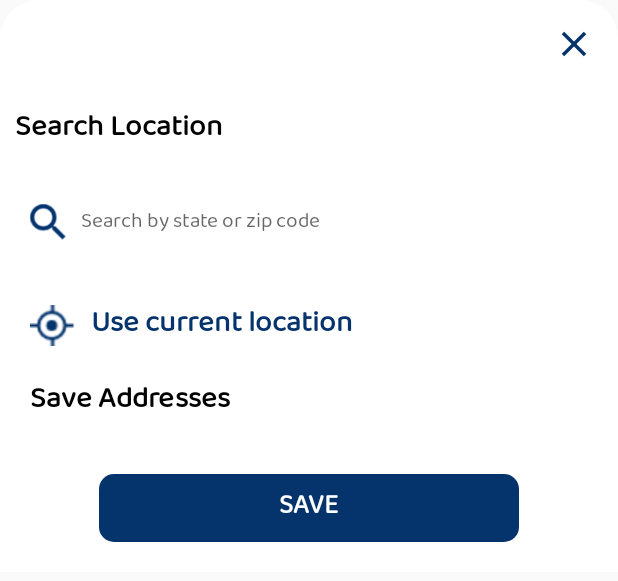
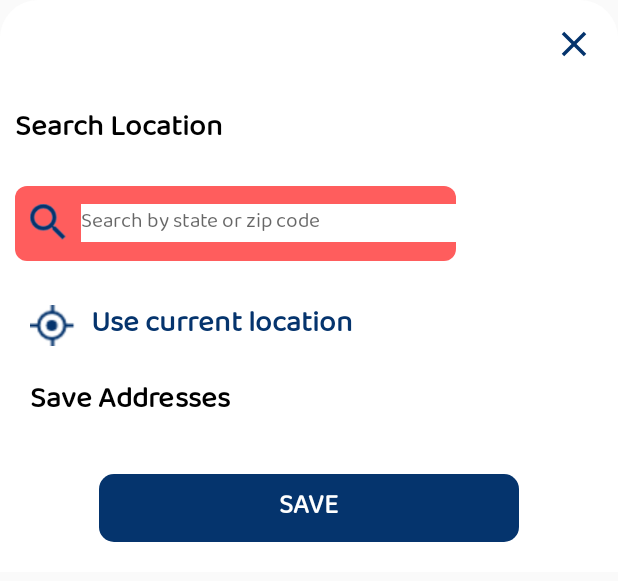
Before and after one commit to technorizenshesh/Twe-TutorSide, an Android app: the layout fragment_bottom_sheet.xml on its own in the app's theme, with its tools: preview values and no code run, on a phone screen of 412 x 824 dp. Shown: the top 581 px of the screen. Run offline under Robolectric (Android 15) with nearby library versions, the phone set to English and light mode, and no system bars; Roboto replaces fonts that are not available here.

Commit message:
28 june Harshit by Coomitn

```diff
--- a/app/build.gradle
+++ b/app/build.gradle
@@ -129,5 +129,9 @@ dependencies {
 
     //brouser remove otp
     implementation "androidx.browser:browser:1.3.0"
+
+    implementation 'com.google.android.libraries.places:places:2.4.0'
+
+
 }
 apply plugin: 'com.google.gms.google-services'
--- a/app/src/main/AndroidManifest.xml
+++ b/app/src/main/AndroidManifest.xml
@@ -37,6 +37,7 @@
         <meta-data
             android:name="com.google.android.geo.API_KEY"
             android:value="@string/google_maps_key" />
+
         <meta-data
             android:name="com.facebook.sdk.ApplicationId"
             android:value="@string/facebook_app_id" />
--- a/app/src/main/java/com/tech/twe_tutorside/activity/Activity_LoginOption.java
+++ b/app/src/main/java/com/tech/twe_tutorside/activity/Activity_LoginOption.java
@@ -97,7 +97,7 @@ public class Activity_LoginOption extends AppCompatActivity implements GoogleApi
         RR_google= findViewById(R.id.RR_google);
         progressBar= findViewById(R.id.progressBar);
         RR_loign_faceBook= findViewById(R.id.RR_loign_faceBook);
-        sessionManager = new SessionManager(Activity_LoginOption.this);
+        sessionManageFr = new SessionManager(Activity_LoginOption.this);
 
 
         try {
--- a/app/src/main/java/com/tech/twe_tutorside/activity/HomeActvity.java
+++ b/app/src/main/java/com/tech/twe_tutorside/activity/HomeActvity.java
@@ -1,14 +1,10 @@
 package com.tech.twe_tutorside.activity;
 
-import android.content.Intent;
 import android.content.pm.ActivityInfo;
 import android.os.Build;
 import android.os.Bundle;
 import android.os.Handler;
 import android.view.MenuItem;
-import android.view.View;
-import android.view.Window;
-import android.view.WindowManager;
 import android.widget.Toast;
 
 import androidx.annotation.NonNull;
@@ -17,7 +13,6 @@ import androidx.fragment.app.Fragment;
 import androidx.fragment.app.FragmentManager;
 
 import com.google.android.material.bottomnavigation.BottomNavigationView;
-import com.tech.twe_tutorside.Preference;
 import com.tech.twe_tutorside.R;
 import com.tech.twe_tutorside.fragments.HomeFragment;
 import com.tech.twe_tutorside.fragments.MessageFragment;
--- a/app/src/main/java/com/tech/twe_tutorside/activity/LoginActivity.java
+++ b/app/src/main/java/com/tech/twe_tutorside/activity/LoginActivity.java
@@ -48,6 +48,7 @@ import com.google.firebase.auth.FirebaseAuth;
 import com.google.firebase.auth.FirebaseUser;
 import com.google.firebase.messaging.FirebaseMessaging;
 import com.tech.twe_tutorside.GPSTracker;
+import com.tech.twe_tutorside.NewMap.GoogleMapNewActivity;
 import com.tech.twe_tutorside.Preference;
 import com.tech.twe_tutorside.R;
 import com.tech.twe_tutorside.utils.RetrofitClients;
@@ -339,7 +340,7 @@ public class LoginActivity extends AppCompatActivity implements GoogleApiClient.
 
     public void loginInit(View view) {
            validation();
-     //  startActivity(new Intent(LoginActivity.this, HomeActvity.class));
+      //startActivity(new Intent(LoginActivity.this, GoogleMapNewActivity.class));
     }
 
     public void signupInit(View view) {
@@ -484,7 +485,7 @@ public class LoginActivity extends AppCompatActivity implements GoogleApiClient.
                         Preference.save(LoginActivity.this, Preference.KEY_USER_ID,UserId);
                         Preference.save(LoginActivity.this, Preference.KEY_username,username);
 
-                        Toast.makeText(LoginActivity.this, message, Toast.LENGTH_SHORT).show();
+                        //Toast.makeText(LoginActivity.this, message, Toast.LENGTH_SHORT).show();
 
                         if(check_status.equalsIgnoreCase("1"))
                         {
@@ -497,6 +498,7 @@ public class LoginActivity extends AppCompatActivity implements GoogleApiClient.
                         }
 
                     } else {
+
                         Toast.makeText(LoginActivity.this, result, Toast.LENGTH_SHORT).show();
 
                     }
--- a/app/src/main/java/com/tech/twe_tutorside/fragments/BottomSheetFragment.java
+++ b/app/src/main/java/com/tech/twe_tutorside/fragments/BottomSheetFragment.java
@@ -15,6 +15,7 @@ import androidx.recyclerview.widget.RecyclerView;
 
 import com.google.android.material.bottomsheet.BottomSheetDialogFragment;
 import com.tech.twe_tutorside.GPSTracker;
+import com.tech.twe_tutorside.NewMap.GoogleMapNewActivity;
 import com.tech.twe_tutorside.Preference;
 import com.tech.twe_tutorside.R;
 import com.tech.twe_tutorside.SessionManager;
@@ -141,7 +142,8 @@ public class BottomSheetFragment extends BottomSheetDialogFragment implements Vi
                 dismiss();
                 break;
                 case R.id.LL_CurrentLocation:
-                    Intent intent = new Intent(getActivity(), GooglePlacesAutocompleteActivity.class);
+                   // Intent intent = new Intent(getActivity(), GooglePlacesAutocompleteActivity.class);
+                    Intent intent = new Intent(getActivity(), GoogleMapNewActivity.class);
                     startActivityForResult(intent, REQUEST_CODE);
                 break;
         }
--- a/app/src/main/java/com/tech/twe_tutorside/fragments/MonthlyAttendanceFragment.java
+++ b/app/src/main/java/com/tech/twe_tutorside/fragments/MonthlyAttendanceFragment.java
@@ -27,6 +27,8 @@ public class MonthlyAttendanceFragment extends Fragment {
 
     FragmentListener listener;
     Context mcontext=getActivity();
+
+
 
     public MonthlyAttendanceFragment(FragmentListener listener) {
         this.listener = listener;
--- a/app/src/main/res/drawable/search_background.xml
+++ b/app/src/main/res/drawable/search_background.xml
@@ -3,7 +3,7 @@
     android:shape="rectangle">
             <corners android:radius="8dp"/>
             <solid android:width="1dp"
-                android:color="@color/colorWhite" />
+                android:color="@color/red" />
 
 
 </shape>
--- a/app/src/main/res/values/strings.xml
+++ b/app/src/main/res/values/strings.xml
@@ -40,4 +40,8 @@
     <string name="sub_category_name">Sub Category Name</string>
     <string name="today_ni_am_going_to_teach">Today,\nI am going to TEACH</string>
     <string name="what_i_love">What I love</string>
+
+    <!--places api key-->
+    <string name="place_api_key">AIzaSyC4Eg_qGdkZrcW-td6QsmJAk2g4nzPaat0</string>
+
 </resources>
```
Also changed, not shown: app/src/main/java/com/tech/twe_tutorside/activity/PaymentStatementActivity.java (+0 -7 lines).
